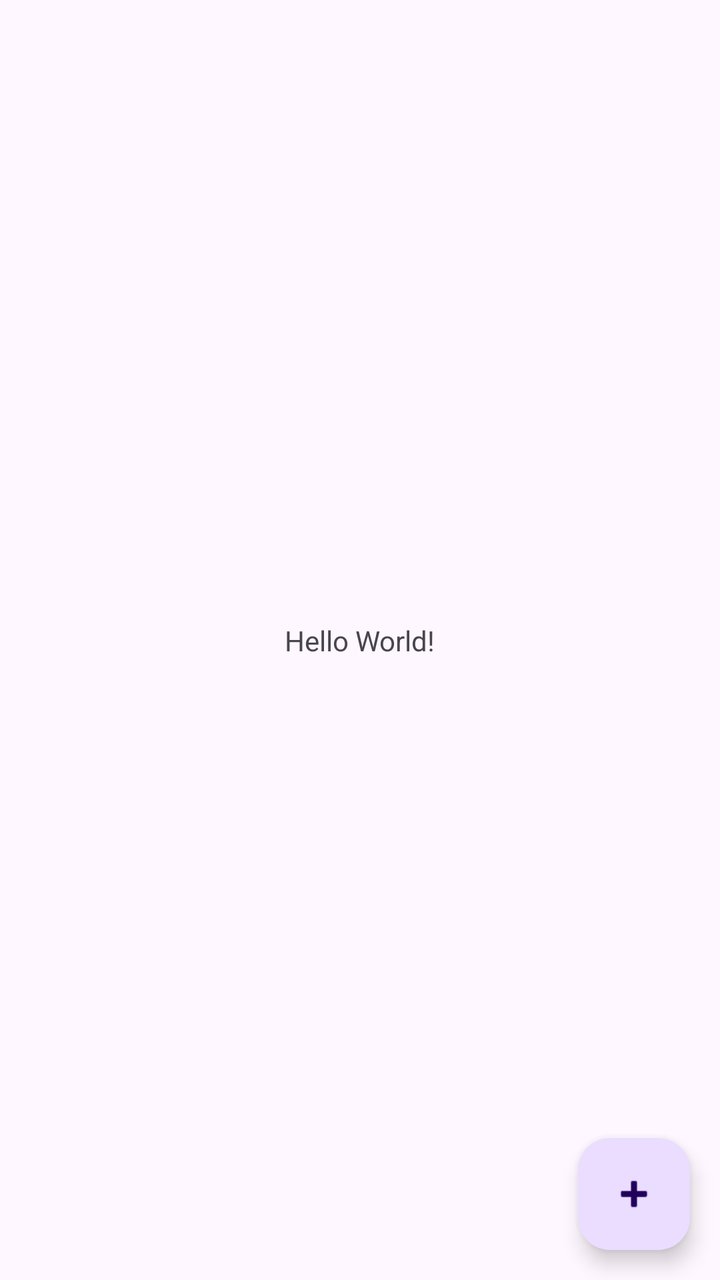
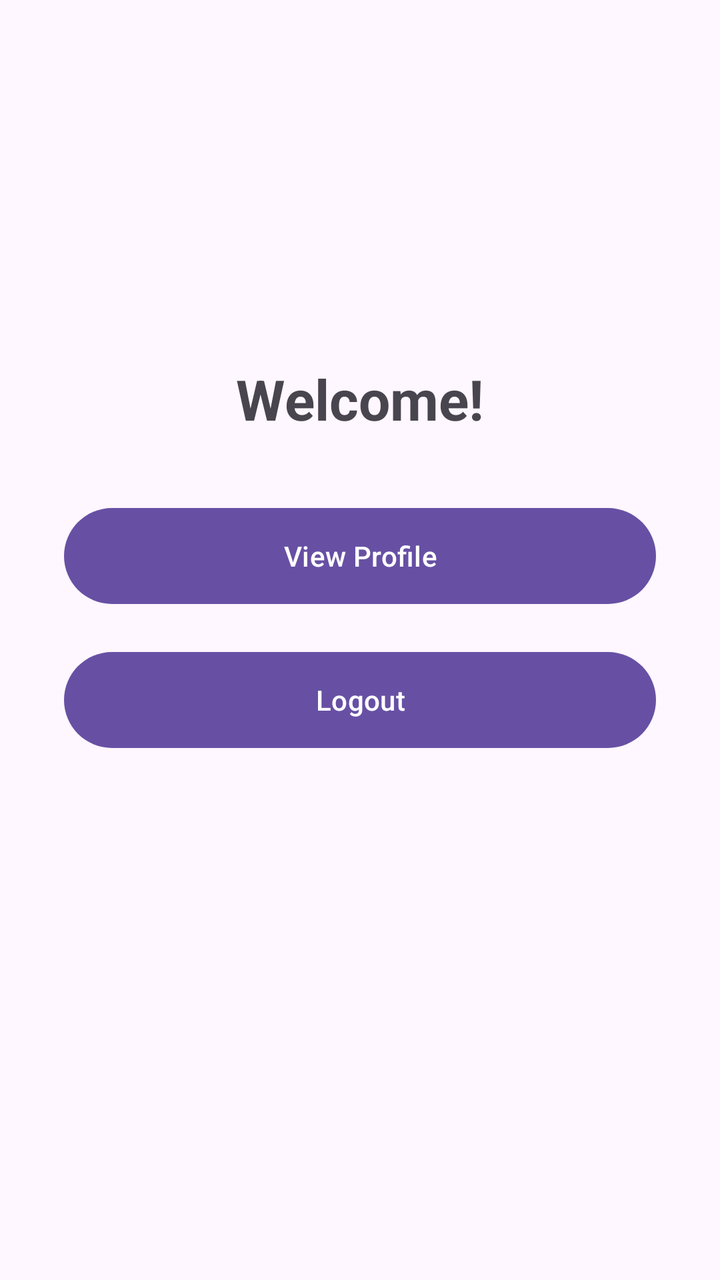

Screens rendered from an Android XML layout before and after an edit, with the pre-edit source and the edit as a unified diff.
<!-- AndroidManifest.xml: application theme Theme.RealtimeDB -->
<!-- res/layout/activity_main.xml -->
<?xml version="1.0" encoding="utf-8"?>
<androidx.constraintlayout.widget.ConstraintLayout xmlns:android="http://schemas.android.com/apk/res/android"
    xmlns:app="http://schemas.android.com/apk/res-auto"
    xmlns:tools="http://schemas.android.com/tools"
    android:layout_width="match_parent"
    android:layout_height="match_parent"
    tools:context=".MainActivity">

    <TextView
        android:layout_width="wrap_content"
        android:layout_height="wrap_content"
        android:text="Hello World!"
        app:layout_constraintBottom_toBottomOf="parent"
        app:layout_constraintEnd_toEndOf="parent"
        app:layout_constraintStart_toStartOf="parent"
        app:layout_constraintTop_toTopOf="parent" />

    <com.google.android.material.floatingactionbutton.FloatingActionButton
        android:id="@+id/floatingActionButton"
        android:layout_width="wrap_content"
        android:layout_height="wrap_content"
        android:layout_marginEnd="15dp"
        android:layout_marginBottom="15dp"
        android:clickable="true"
        app:layout_constraintBottom_toBottomOf="parent"
        app:layout_constraintEnd_toEndOf="parent"
        app:srcCompat="@android:drawable/ic_input_add" />

</androidx.constraintlayout.widget.ConstraintLayout>
<!-- resources referenced by this layout -->
<resources>
  <style name="Theme.RealtimeDB" parent="Base.Theme.RealtimeDB" />
  <style name="Base.Theme.RealtimeDB" parent="Theme.Material3.DayNight.NoActionBar">
          
          
      </style>
</resources>

<!-- the commit's change to res/layout/activity_main.xml (unified diff, before → after) -->
@@ -7,23 +7,42 @@
     tools:context=".MainActivity">
 
     <TextView
+        android:id="@+id/textViewWelcome"
         android:layout_width="wrap_content"
         android:layout_height="wrap_content"
-        android:text="Hello World!"
+        android:text="Welcome!"
+        android:textSize="28sp"
+        android:textStyle="bold"
         app:layout_constraintBottom_toBottomOf="parent"
         app:layout_constraintEnd_toEndOf="parent"
         app:layout_constraintStart_toStartOf="parent"
-        app:layout_constraintTop_toTopOf="parent" />
+        app:layout_constraintTop_toTopOf="parent"
+        app:layout_constraintVertical_bias="0.3" />
 
-    <com.google.android.material.floatingactionbutton.FloatingActionButton
-        android:id="@+id/floatingActionButton"
-        android:layout_width="wrap_content"
+    <Button
+        android:id="@+id/buttonViewProfile"
+        android:layout_width="match_parent"
         android:layout_height="wrap_content"
-        android:layout_marginEnd="15dp"
-        android:layout_marginBottom="15dp"
-        android:clickable="true"
-        app:layout_constraintBottom_toBottomOf="parent"
+        android:layout_marginStart="32dp"
+        android:layout_marginTop="32dp"
+        android:layout_marginEnd="32dp"
+        android:text="View Profile"
+        android:minHeight="56dp"
         app:layout_constraintEnd_toEndOf="parent"
-        app:srcCompat="@android:drawable/ic_input_add" />
+        app:layout_constraintStart_toStartOf="parent"
+        app:layout_constraintTop_toBottomOf="@+id/textViewWelcome" />
+
+    <Button
+        android:id="@+id/buttonLogout"
+        android:layout_width="match_parent"
+        android:layout_height="wrap_content"
+        android:layout_marginStart="32dp"
+        android:layout_marginTop="16dp"
+        android:layout_marginEnd="32dp"
+        android:text="Logout"
+        android:minHeight="56dp"
+        app:layout_constraintEnd_toEndOf="parent"
+        app:layout_constraintStart_toStartOf="parent"
+        app:layout_constraintTop_toBottomOf="@+id/buttonViewProfile" />
 
 </androidx.constraintlayout.widget.ConstraintLayout>
